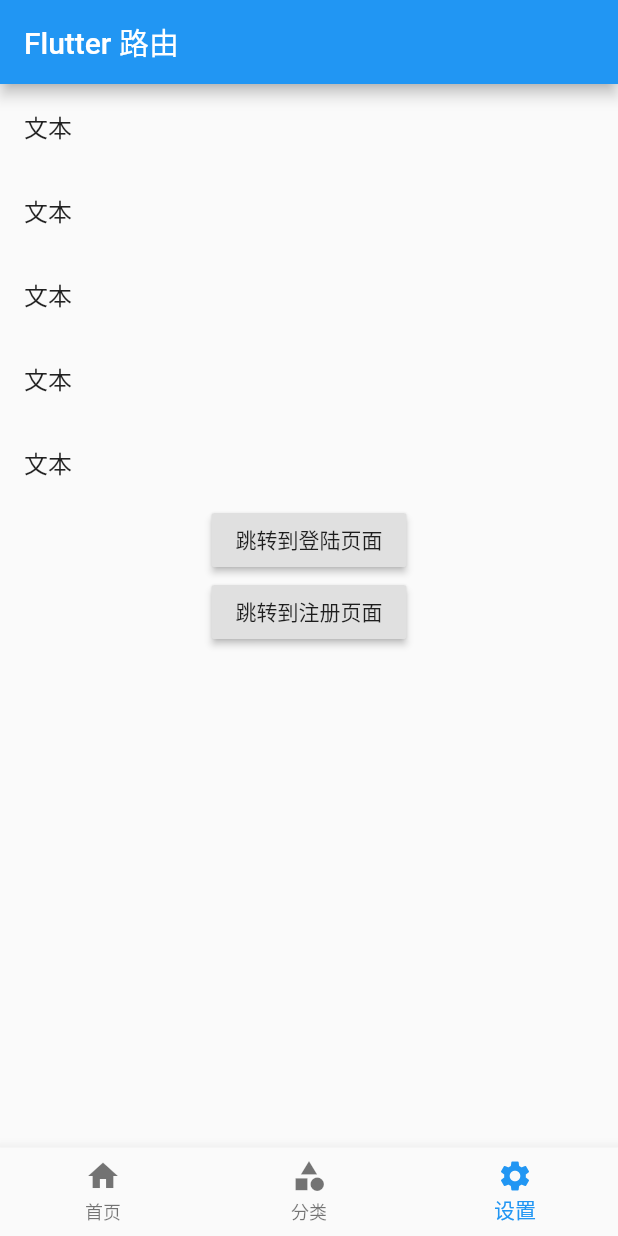
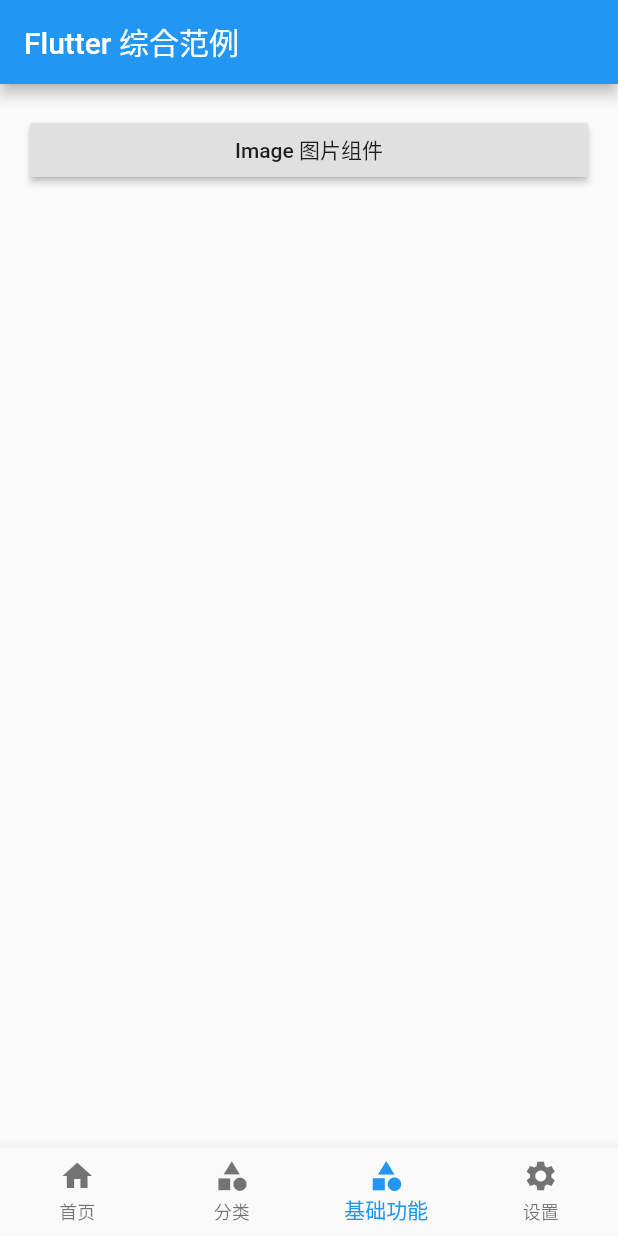
Before and after one commit to VIOOOO/FlutterDemoMo, a Flutter app: the screen it shows after launch, item 3 of the bottom bar chosen, on a phone screen of 412 x 824 dp. Run offline on Flutter 3.47's test engine with Material 2 defaults, Android fonts, the light colour scheme and no system bars.

Commit message:
Flutter 图片组件Image 、本地图片、远程图片、图片剪切

```diff
--- a/lib/pages/Tabs.dart
+++ b/lib/pages/Tabs.dart
@@ -2,6 +2,7 @@
 import 'tabs/Home.dart';
 import 'tabs/Category.dart';
 import 'tabs/Setting.dart';
+import 'tabs/BasicFuns.dart';
 
 // Tab 组件02
 class Tabs extends StatefulWidget {
@@ -26,6 +27,7 @@
   List _pageList = [
     HomePage(),
     CategoryPage(),
+    BasicFunsPage(),
     SettingPage(),
   ];
 
@@ -33,7 +35,7 @@
   Widget build(BuildContext context) {
     return Scaffold(
       appBar: AppBar(
-        title: Text('Flutter 路由'),
+        title: Text('Flutter 综合范例'),
       ),
       // 根据 tab 页签改变切换页面
       body: this._pageList[this._currentIndex],
@@ -48,7 +50,7 @@
         },
         // iconSize: 25.0, // 图标大小
         // fixedColor: Colors.red, // 选中颜色
-        // type: BottomNavigationBarType.fixed, // 配置底部可以有多个按钮 大于3个需要该属性
+        type: BottomNavigationBarType.fixed, // 配置底部可以有多个按钮 大于3个需要该属性
         items: [
           BottomNavigationBarItem(
             icon: Icon(Icons.home),
@@ -59,6 +61,10 @@
             title: Text('分类'),
           ),
           BottomNavigationBarItem(
+            icon: Icon(Icons.category),
+            title: Text('基础功能'),
+          ),
+          BottomNavigationBarItem(
             icon: Icon(Icons.settings),
             title: Text('设置'),
           ),
--- /dev/null
+++ b/lib/pages/basic_functions/images_page/Images.dart
@@ -0,0 +1,104 @@
+import 'package:flutter/material.dart';
+
+// Flutter 图片组件Image 、本地图片、远程图片、图片剪切
+
+class ImagesPage extends StatefulWidget {
+  ImagesPage({Key key}) : super(key: key);
+
+  @override
+  _ImagesPageState createState() => _ImagesPageState();
+}
+
+class _ImagesPageState extends State<ImagesPage> {
+  @override
+  Widget build(BuildContext context) {
+    return Scaffold(
+      appBar: AppBar(
+        title: Text('图片组件Image'),
+      ),
+      body: Padding(
+          padding: EdgeInsets.all(10),
+          child: ListView(
+            children: <Widget>[
+              Column(
+                children: <Widget>[
+                  Text("引入本地图片1 Image.asset"),
+                  Container(
+                    // 引入本地图片
+                    child: Image.asset(
+                      'images/a.jpeg',
+                      fit: BoxFit.cover,
+                    ),
+                    width: 300,
+                    height: 300,
+                    decoration: BoxDecoration(
+                      color: Colors.black,
+                    ),
+                  ),
+                  SizedBox(height: 20),
+                  Text("引入本地图片2-圆形图片 ClipOval"),
+                  Container(
+                    // 引入本地图片
+                    // 圆形图片
+                    child: ClipOval(
+                      child: Image.asset(
+                        'images/a.jpeg',
+                        width: 100,
+                        height: 100,
+                        fit: BoxFit.cover,
+                      ),
+                    ),
+                  ),
+                  SizedBox(height: 20),
+                  Text("引入网络图片Image.network-圆形图片2 ClipOval"),
+                  Container(
+                    // 引入网络图片
+                    // 圆形图片2
+                    child: ClipOval(
+                      child: Image.network(
+                        'https://ossweb-img.qq.com/upload/adw/image/20200120/68498e64124410e35d8c4f1e85a9a790.jpeg',
+                        width: 100,
+                        height: 100,
+                        fit: BoxFit.cover,
+                      ),
+                    ),
+                  ),
+                  SizedBox(height: 20),
+                  Text("引入网络图片-圆形图片1 DecorationImage"),
+                  Container(
+                    // 引入网络图片
+                    // // 圆形图片1
+                    width: 300,
+                    height: 300,
+                    decoration: BoxDecoration(
+                      color: Colors.yellow,
+                      borderRadius: BorderRadius.circular(150),
+                      image: DecorationImage(
+                        image: NetworkImage(
+                            'https://ossweb-img.qq.com/upload/adw/image/20200120/68498e64124410e35d8c4f1e85a9a790.jpeg'),
+                        fit: BoxFit.cover,
+                      ),
+                    ),
+                  ),
+                  SizedBox(height: 20),
+                  Text("引入网络图片-普通"),
+                  Container(
+                    // 普通引入网络图片
+                    child: Image.network(
+                      'https://ossweb-img.qq.com/upload/adw/image/20200120/68498e64124410e35d8c4f1e85a9a790.jpeg',
+                      //  fit: BoxFit.cover,
+                      // alignment: Alignment.bottomRight,
+
+                      // color: Colors.blue,
+                      // colorBlendMode: BlendMode.screen,
+
+                      // repeat:ImageRepeat.repeat
+                    ),
+                  ),
+                ],
+              ),
+            ],
+          )),
+    );
+  }
+}
--- /dev/null
+++ b/lib/pages/basic_functions/images_page/read.txt
@@ -0,0 +1,14 @@
+Flutter 图片组件Image 、本地图片、远程图片、图片剪切
+
+	网络图片导入 Image.network(url)，以及圆形图片设置 main_image02.dart 案例
+
+	本地图片导入 Image.asset(url)，
+		1、需要在项目根目录下建立存放图片的文件夹 案例中命名为 images
+		2、并在内部存放对应的几X图片，用不同的尺寸命名文件夹用于区分，文件名一致， 2.0x 和 3.0x 文件为必须
+		3、在文件 pubspec.yaml 声明添加图片:
+			 flutter ==> assets ==> - images/xxx.jpeg
+									- images/2.0x/xxx.jpeg
+									- images/3.0x/xxx.jpeg
+		4、本地图片圆角和网络图片一样
+
+	注：引入本地图片容易出现报错，可以重新启动项目
--- /dev/null
+++ b/lib/pages/tabs/BasicFuns.dart
@@ -0,0 +1,34 @@
+import 'package:flutter/material.dart';
+
+// 基础的功能组件
+
+class BasicFunsPage extends StatefulWidget {
+  BasicFunsPage({Key key}) : super(key: key);
+
+  @override
+  _BasicFunsPageState createState() => _BasicFunsPageState();
+}
+
+class _BasicFunsPageState extends State<BasicFunsPage> {
+  @override
+  Widget build(BuildContext context) {
+    return Scaffold(
+      // appBar: AppBar(
+      //   title: Text('基础的功能组件'),
+      // ),
+      body: Padding(padding: EdgeInsets.all(20),
+        child: ListView(
+          children: <Widget>[
+            RaisedButton(
+              child: Text("Image 图片组件"),
+              onPressed: () {
+                Navigator.pushNamed(context, '/images');
+              },
+            ),
+            SizedBox(height: 20),
+          ],
+        ),
+      ),
+    );
+  }
+}
--- a/lib/routes/Routes.dart
+++ b/lib/routes/Routes.dart
@@ -11,6 +11,8 @@
 import '../pages/user/RegisterFirst.dart';
 import '../pages/user/RegisterSecond.dart';
 import '../pages/user/RegisterThrid.dart';
+
+import '../pages/basic_functions/images_page/Images.dart';
 
 
 // 配置命名路由
@@ -28,6 +30,10 @@
   '/registerFirst': (context)=>RegisterFirstPage(),
   '/registerSecond': (context)=>RegisterSecondPage(),
   '/registerThrid': (context)=>RegisterThridPage(),
+
+  // 图片范例
+  '/images': (context)=>ImagesPage(),
+
 
 };
 
--- a/pubspec.yaml
+++ b/pubspec.yaml
@@ -39,7 +39,11 @@
   # included with your application, so that you can use the icons in
   # the material Icons class.
   uses-material-design: true
-
+  # 引入图片资源
+  assets:
+      - images/a.jpeg
+      - images/2.0x/a.jpeg
+      - images/3.0x/a.jpeg
   # To add assets to your application, add an assets section, like this:
   # assets:
   #  - images/a_dot_burr.jpeg
```
Also changed, not shown: images/2.0x/a.jpeg (added), images/3.0x/a.jpeg (added), images/4.0x/a.jpeg (added), images/a.jpeg (added), 1 other file.
